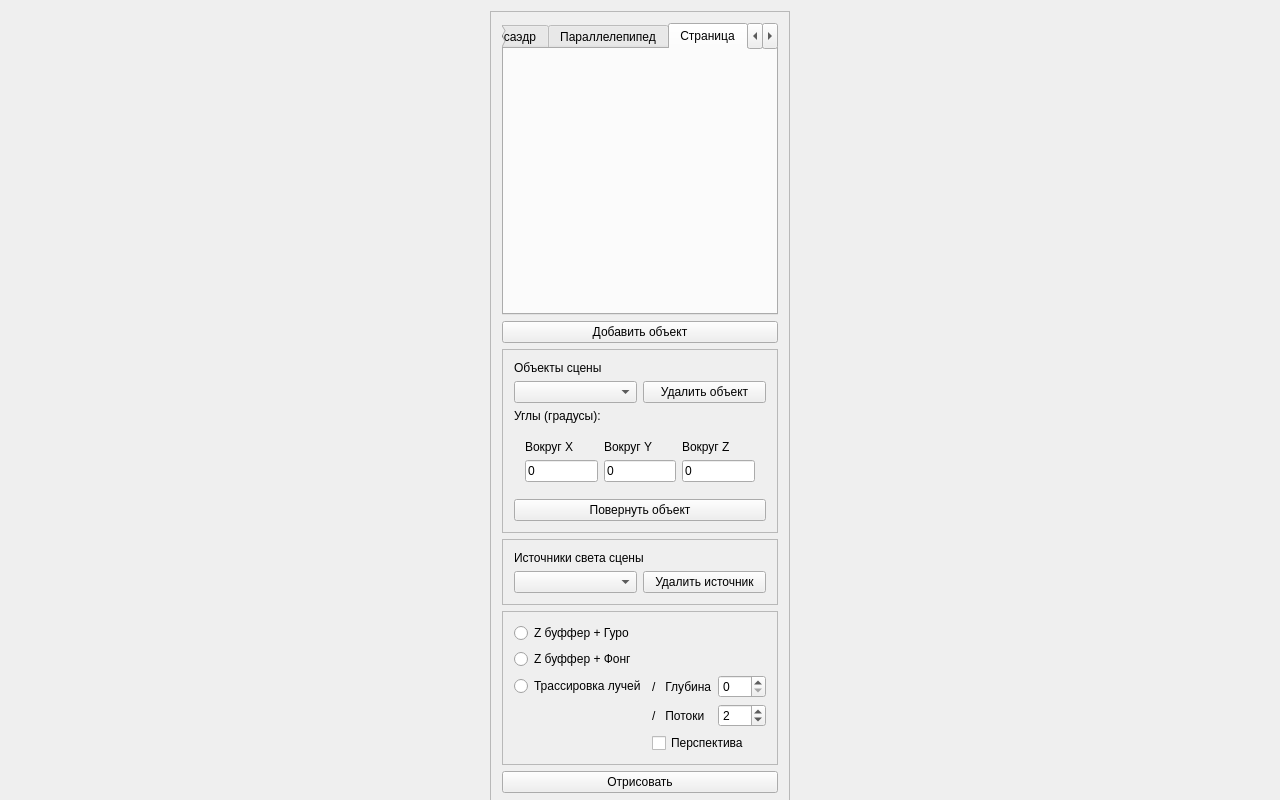
This is CourseWork/courseWorkCode/CourseWork/mainwindow.ui in UselessSaint/meme-course as Qt 5 draws it before an edit. The edited form follows.
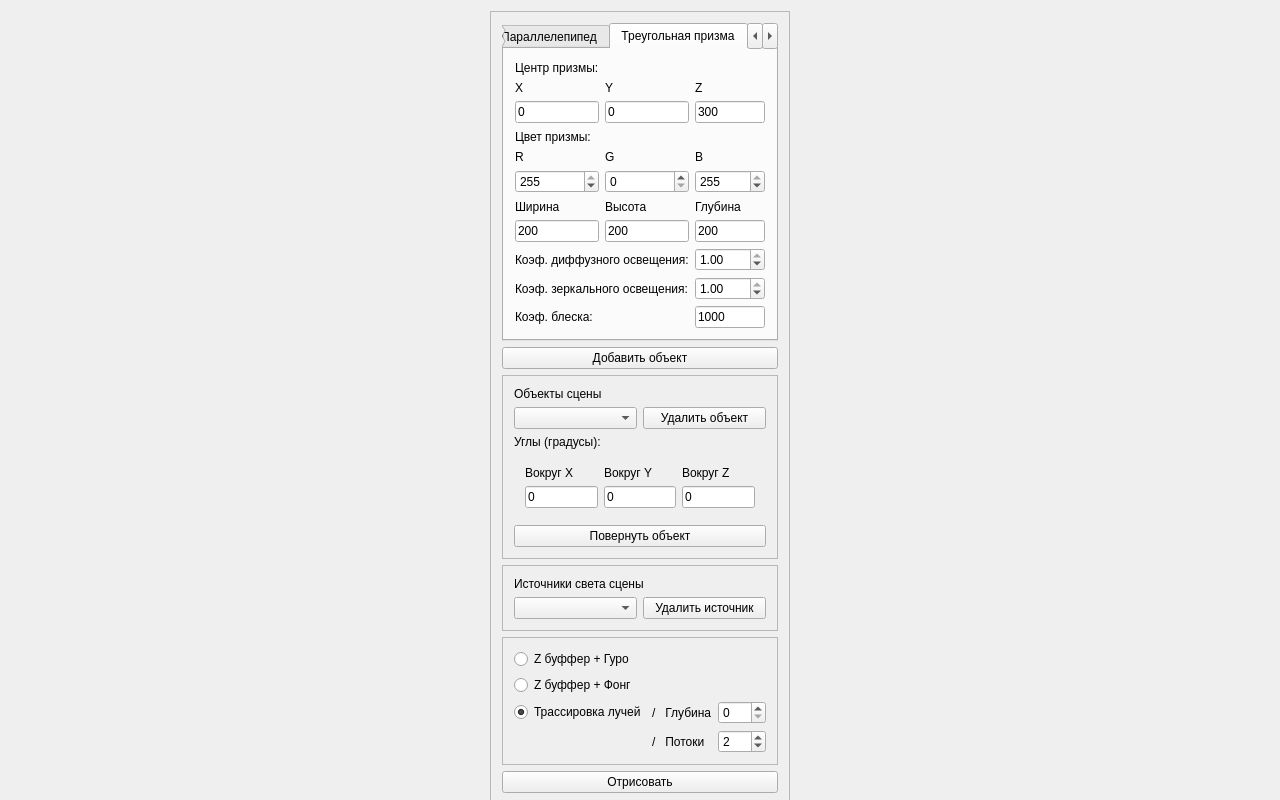
This is the edited form. The open tabs and pages were chosen to show the change.

What changed in the file:
```diff
--- a/CourseWork/courseWorkCode/CourseWork/mainwindow.ui
+++ b/CourseWork/courseWorkCode/CourseWork/mainwindow.ui
@@ -99,7 +99,7 @@
           </size>
          </property>
          <property name="currentIndex">
-          <number>3</number>
+          <number>2</number>
          </property>
          <widget class="QWidget" name="icoTab">
           <attribute name="title">
@@ -167,6 +167,9 @@
              <property name="maximum">
               <number>255</number>
              </property>
+             <property name="value">
+              <number>110</number>
+             </property>
             </widget>
            </item>
            <item row="8" column="0" colspan="2">
@@ -188,12 +191,15 @@
              <property name="maximum">
               <number>255</number>
              </property>
+             <property name="value">
+              <number>10</number>
+             </property>
             </widget>
            </item>
            <item row="10" column="2">
             <widget class="QLineEdit" name="gloss">
              <property name="text">
-              <string>0</string>
+              <string>1000</string>
              </property>
             </widget>
            </item>
@@ -202,6 +208,9 @@
              <property name="maximum">
               <number>255</number>
              </property>
+             <property name="value">
+              <number>40</number>
+             </property>
             </widget>
            </item>
            <item row="3" column="0" colspan="3">
@@ -233,6 +242,9 @@
              <property name="singleStep">
               <double>0.100000000000000</double>
              </property>
+             <property name="value">
+              <double>1.000000000000000</double>
+             </property>
             </widget>
            </item>
            <item row="2" column="0">
@@ -250,6 +262,9 @@
              <property name="singleStep">
               <double>0.100000000000000</double>
              </property>
+             <property name="value">
+              <double>1.000000000000000</double>
+             </property>
             </widget>
            </item>
            <item row="4" column="2">
@@ -262,14 +277,14 @@
            <item row="2" column="2">
             <widget class="QLineEdit" name="icoZ">
              <property name="text">
-              <string>0</string>
+              <string>200</string>
              </property>
             </widget>
            </item>
            <item row="7" column="2">
             <widget class="QLineEdit" name="radius">
              <property name="text">
-              <string>0</string>
+              <string>100</string>
              </property>
             </widget>
            </item>
@@ -318,7 +333,7 @@
            <item row="2" column="2">
             <widget class="QLineEdit" name="cubeZ">
              <property name="text">
-              <string>0</string>
+              <string>200</string>
              </property>
             </widget>
            </item>
@@ -481,8 +496,210 @@
          </widget>
          <widget class="QWidget" name="tab">
           <attribute name="title">
-           <string>Страница</string>
+           <string>Треугольная призма</string>
           </attribute>
+          <layout class="QGridLayout" name="gridLayout_9">
+           <item row="2" column="0">
+            <widget class="QLineEdit" name="pX">
+             <property name="text">
+              <string>0</string>
+             </property>
+            </widget>
+           </item>
+           <item row="4" column="1">
+            <widget class="QLabel" name="label_53">
+             <property name="text">
+              <string>G</string>
+             </property>
+            </widget>
+           </item>
+           <item row="4" column="2">
+            <widget class="QLabel" name="label_54">
+             <property name="text">
+              <string>B</string>
+             </property>
+            </widget>
+           </item>
+           <item row="6" column="0">
+            <widget class="QLabel" name="label_56">
+             <property name="text">
+              <string>Ширина</string>
+             </property>
+            </widget>
+           </item>
+           <item row="9" column="2">
+            <widget class="QDoubleSpinBox" name="pRef">
+             <property name="maximum">
+              <double>1.000000000000000</double>
+             </property>
+             <property name="singleStep">
+              <double>0.100000000000000</double>
+             </property>
+             <property name="value">
+              <double>1.000000000000000</double>
+             </property>
+            </widget>
+           </item>
+           <item row="3" column="0" colspan="3">
+            <widget class="QLabel" name="label_51">
+             <property name="text">
+              <string>Цвет призмы:</string>
+             </property>
+            </widget>
+           </item>
+           <item row="6" column="1">
+            <widget class="QLabel" name="label_55">
+             <property name="text">
+              <string>Высота</string>
+             </property>
+            </widget>
+           </item>
+           <item row="2" column="2">
+            <widget class="QLineEdit" name="pZ">
+             <property name="text">
+              <string>300</string>
+             </property>
+            </widget>
+           </item>
+           <item row="8" column="2">
+            <widget class="QDoubleSpinBox" name="pDisp">
+             <property name="maximum">
+              <double>1.000000000000000</double>
+             </property>
+             <property name="singleStep">
+              <double>0.100000000000000</double>
+             </property>
+             <property name="value">
+              <double>1.000000000000000</double>
+             </property>
+            </widget>
+           </item>
+           <item row="2" column="1">
+            <widget class="QLineEdit" name="pY">
+             <property name="text">
+              <string>0</string>
+             </property>
+            </widget>
+           </item>
+           <item row="4" column="0">
+            <widget class="QLabel" name="label_52">
+             <property name="text">
+              <string>R</string>
+             </property>
+            </widget>
+           </item>
+           <item row="5" column="0">
+            <widget class="QSpinBox" name="pRed">
+             <property name="maximum">
+              <number>255</number>
+             </property>
+             <property name="value">
+              <number>255</number>
+             </property>
+            </widget>
+           </item>
+           <item row="1" column="1">
+            <widget class="QLabel" name="label_49">
+             <property name="text">
+              <string>Y</string>
+             </property>
+            </widget>
+           </item>
+           <item row="1" column="0">
+            <widget class="QLabel" name="label_48">
+             <property name="text">
+              <string>X</string>
+             </property>
+            </widget>
+           </item>
+           <item row="0" column="0">
+            <widget class="QLabel" name="label_47">
+             <property name="text">
+              <string>Центр призмы:</string>
+             </property>
+            </widget>
+           </item>
+           <item row="10" column="2">
+            <widget class="QLineEdit" name="pGloss">
+             <property name="text">
+              <string>1000</string>
+             </property>
+            </widget>
+           </item>
+           <item row="1" column="2">
+            <widget class="QLabel" name="label_50">
+             <property name="text">
+              <string>Z</string>
+             </property>
+            </widget>
+           </item>
+           <item row="6" column="2">
+            <widget class="QLabel" name="label_57">
+             <property name="text">
+              <string>Глубина</string>
+             </property>
+            </widget>
+           </item>
+           <item row="5" column="1">
+            <widget class="QSpinBox" name="pGreen">
+             <property name="maximum">
+              <number>255</number>
+             </property>
+            </widget>
+           </item>
+           <item row="5" column="2">
+            <widget class="QSpinBox" name="pBlue">
+             <property name="maximum">
+              <number>255</number>
+             </property>
+             <property name="value">
+              <number>255</number>
+             </property>
+            </widget>
+           </item>
+           <item row="7" column="1">
+            <widget class="QLineEdit" name="pHeight">
+             <property name="text">
+              <string>200</string>
+             </property>
+            </widget>
+           </item>
+           <item row="7" column="0">
+            <widget class="QLineEdit" name="pWidth">
+             <property name="text">
+              <string>200</string>
+             </property>
+            </widget>
+           </item>
+           <item row="8" column="0" colspan="2">
+            <widget class="QLabel" name="label_58">
+             <property name="text">
+              <string>Коэф. диффузного освещения:</string>
+             </property>
+            </widget>
+           </item>
+           <item row="9" column="0" colspan="2">
+            <widget class="QLabel" name="label_59">
+             <property name="text">
+              <string>Коэф. зеркального освещения:</string>
+             </property>
+            </widget>
+           </item>
+           <item row="10" column="0" colspan="2">
+            <widget class="QLabel" name="label_60">
+             <property name="text">
+              <string>Коэф. блеска: </string>
+             </property>
+            </widget>
+           </item>
+           <item row="7" column="2">
+            <widget class="QLineEdit" name="pDepth">
+             <property name="text">
+              <string>200</string>
+             </property>
+            </widget>
+           </item>
+          </layout>
          </widget>
          <widget class="QWidget" name="light">
           <attribute name="title">
@@ -590,7 +807,7 @@
            <item row="4" column="2">
             <widget class="QLineEdit" name="intens">
              <property name="text">
-              <string>100</string>
+              <string>200</string>
              </property>
             </widget>
            </item>
@@ -701,6 +918,32 @@
           <enum>QFrame::Raised</enum>
          </property>
          <layout class="QGridLayout" name="gridLayout_8">
+          <item row="4" column="2">
+           <widget class="QSpinBox" name="thrd">
+            <property name="minimum">
+             <number>1</number>
+            </property>
+            <property name="maximum">
+             <number>8</number>
+            </property>
+            <property name="value">
+             <number>2</number>
+            </property>
+           </widget>
+          </item>
+          <item row="1" column="0">
+           <widget class="QRadioButton" name="phong">
+            <property name="text">
+             <string>Z буффер + Фонг</string>
+            </property>
+            <property name="checked">
+             <bool>false</bool>
+            </property>
+            <attribute name="buttonGroup">
+             <string notr="true">buttonGroup_2</string>
+            </attribute>
+           </widget>
+          </item>
           <item row="3" column="1">
            <widget class="QLabel" name="label_32">
             <property name="text">
@@ -715,6 +958,13 @@
             </property>
            </widget>
           </item>
+          <item row="4" column="1">
+           <widget class="QLabel" name="label_45">
+            <property name="text">
+             <string>/   Потоки</string>
+            </property>
+           </widget>
+          </item>
           <item row="0" column="0">
            <widget class="QRadioButton" name="gourand">
             <property name="text">
@@ -725,59 +975,19 @@
             </attribute>
            </widget>
           </item>
-          <item row="1" column="0">
-           <widget class="QRadioButton" name="phong">
-            <property name="text">
-             <string>Z буффер + Фонг</string>
-            </property>
-            <attribute name="buttonGroup">
-             <string notr="true">buttonGroup_2</string>
-            </attribute>
-           </widget>
-          </item>
           <item row="3" column="0">
            <widget class="QRadioButton" name="rt">
             <property name="text">
              <string>Трассировка лучей</string>
             </property>
+            <property name="checked">
+             <bool>true</bool>
+            </property>
             <attribute name="buttonGroup">
              <string notr="true">buttonGroup_2</string>
             </attribute>
            </widget>
           </item>
-          <item row="5" column="1" colspan="2">
-           <widget class="QCheckBox" name="persp">
-            <property name="text">
-             <string>Перспектива</string>
-            </property>
-            <property name="checked">
-             <bool>false</bool>
-            </property>
-            <property name="tristate">
-             <bool>false</bool>
-            </property>
-           </widget>
-          </item>
-          <item row="4" column="2">
-           <widget class="QSpinBox" name="thrd">
-            <property name="minimum">
-             <number>1</number>
-            </property>
-            <property name="maximum">
-             <number>8</number>
-            </property>
-            <property name="value">
-             <number>2</number>
-            </property>
-           </widget>
-          </item>
-          <item row="4" column="1">
-           <widget class="QLabel" name="label_45">
-            <property name="text">
-             <string>/   Потоки</string>
-            </property>
-           </widget>
-          </item>
          </layout>
         </widget>
        </item>
```
